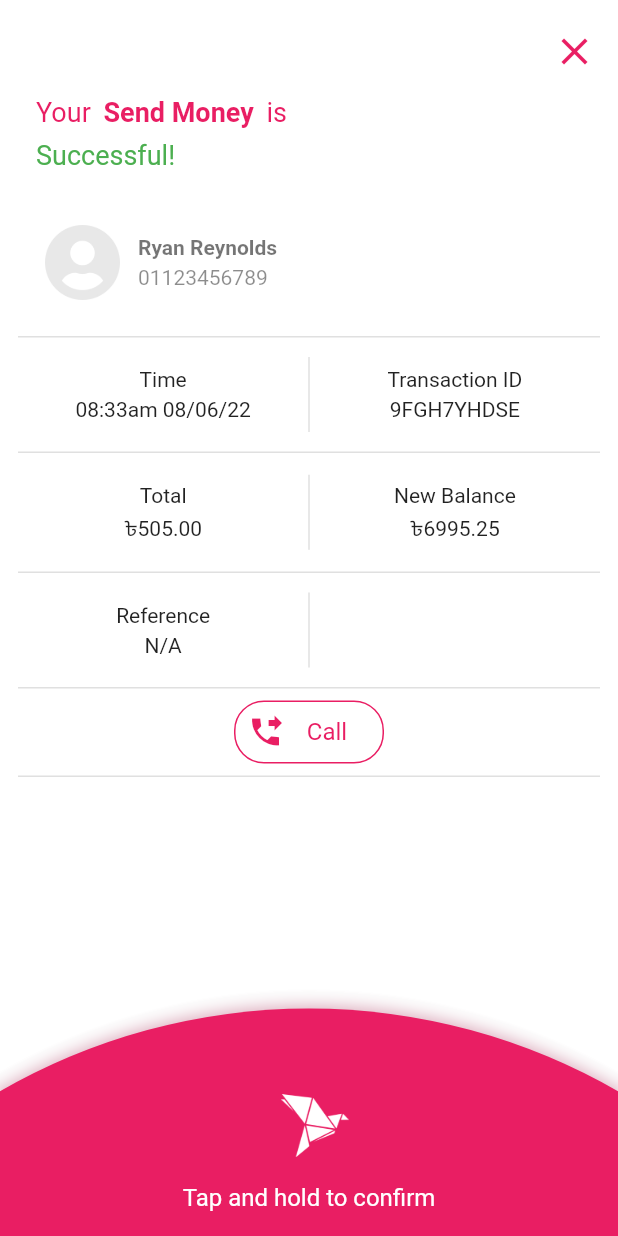
After one commit to evanemran/bKash_cLone, a Flutter app: the ConfirmationWidget screen opened directly, on a phone screen of 412 x 824 dp. The commit adds this screen. Run offline on Flutter 3.47's test engine with Material 2 defaults, Android fonts, the phone set to English and light mode, and no system bars; our stand-ins replace carousel_slider; missing offline and left inert: barcode_scan2.

Commit message:
confirmation ui updated

```diff
--- a/lib/styles/AppTheme.dart
+++ b/lib/styles/AppTheme.dart
@@ -66,9 +66,15 @@ class AppTheme{
   static final TextStyle dialogconfirmText =
   TextStyle(fontSize: 18.0,fontWeight:FontWeight.normal, color: Colors.pink,fontFamily: "Roboto");
 
+  static final TextStyle dialogconfirmTextGreen =
+  TextStyle(fontSize: 18.0,fontWeight:FontWeight.normal, color: Colors.green,fontFamily: "Roboto");
+
   static final TextStyle dialogconfirmTextBold =
   TextStyle(fontSize: 18.0,fontWeight:FontWeight.bold, color: Colors.pink,fontFamily: "Roboto");
 
   static final TextStyle sendFinalText =
   TextStyle(fontSize: 16.0,fontWeight:FontWeight.normal, color: Colors.white,fontFamily: "Roboto");
+
+  static final TextStyle callIconText =
+  TextStyle(fontSize: 16.0,fontWeight:FontWeight.normal, color: Colors.pink,fontFamily: "Roboto");
 }
--- /dev/null
+++ b/lib/widgets/confirmation_widget.dart
@@ -0,0 +1,139 @@
+import 'package:bkash/styles/AppTheme.dart';
+import 'package:flutter/cupertino.dart';
+import 'package:flutter/material.dart';
+
+import 'animated_button.dart';
+
+class ConfirmationWidget extends StatelessWidget {
+  const ConfirmationWidget({
+    Key? key,
+  }) : super(key: key);
+
+  @override
+  Widget build(BuildContext context) {
+    return Scaffold(
+      backgroundColor: Colors.white,
+      appBar: AppBar(
+        backgroundColor: Colors.white,
+        elevation: 0,
+        automaticallyImplyLeading: false,
+        actions: [
+          Padding(
+            padding: const EdgeInsets.only(top: 12.0, right: 12.0),
+            child: InkWell(onTap: () {Navigator.pop(context);}, child: SizedBox(
+                width: 34, height: 34, child: Icon(Icons.close_sharp, size: 30, color: Colors.pink,)),),
+          )
+        ],
+      ),
+      body: Column(children: [
+        Expanded(child: Container(
+          margin: EdgeInsets.fromLTRB(12, 0, 12, 0),
+          child: Column(children: [
+            Row(children: [Padding(padding: EdgeInsets.fromLTRB(12,8,4,4), child: Text("Your ", style: AppTheme.dialogconfirmText,),),
+              Padding(padding: EdgeInsets.fromLTRB(0,8,4,4), child: Text("Send Money ", style: AppTheme.dialogconfirmTextBold,),),
+              Expanded(child: Padding(padding: EdgeInsets.fromLTRB(0,8,12,4), child: Text("is", style: AppTheme.dialogconfirmText,),))],),
+
+            Row(children: [Expanded(child: Padding(padding: EdgeInsets.fromLTRB(12,4,12,24), child: Text("Successful!", style: AppTheme.dialogconfirmTextGreen,),))],),
+
+            Padding(padding: const EdgeInsets.fromLTRB(18, 12, 12, 24), child: Row(children: [
+              Image.asset("assets/user.png", height: 50, width: 50, fit: BoxFit.fitWidth,),
+              const SizedBox(width: 12,),
+              Expanded(child: Column(children: [
+                Row(children: [Expanded(child: Padding(padding: const EdgeInsets.fromLTRB(0, 2, 0, 2), child: Text("Ryan Reynolds", style: AppTheme.ntitleText, textAlign: TextAlign.start,),)),
+                ],),
+                Row(children: [Expanded(child: Padding(padding: const EdgeInsets.fromLTRB(0, 2, 0, 2), child: Text("01123456789", style: AppTheme.nbodyText, textAlign: TextAlign.start,),))],),
+              ],)),
+            ],),),
+
+            Container(color: Colors.black12, width: double.infinity, height: 1,),
+            Padding(padding: EdgeInsets.fromLTRB(0, 12, 0, 12), child: Row(children: [
+              Expanded(child: Padding(padding: EdgeInsets.all(8), child: Column(children: const [
+                Text('Time'), SizedBox(height: 4,), Text('08:33am 08/06/22')
+              ],),)),
+              Container(color: Colors.black12, width: 1, height: 50,),
+              Expanded(child: Padding(padding: EdgeInsets.all(8), child: Column(children: const [
+                Text('Transaction ID'), SizedBox(height: 4,),  Text('9FGH7YHDSE')
+              ],),)),
+            ],),),
+
+            Container(color: Colors.black12, width: double.infinity, height: 1,),
+            Padding(padding: EdgeInsets.fromLTRB(0, 12, 0, 12), child: Row(children: [
+              Expanded(child: Padding(padding: EdgeInsets.all(8), child: Column(children: const [
+                Text('Total'), SizedBox(height: 4,), Text('৳505.00')
+              ],),)),
+              Container(color: Colors.black12, width: 1, height: 50,),
+              Expanded(child: Padding(padding: EdgeInsets.all(8), child: Column(children: const [
+                Text('New Balance'), SizedBox(height: 4,),  Text('৳6995.25')
+              ],),)),
+            ],),),
+
+            Container(color: Colors.black12, width: double.infinity, height: 1,),
+            Padding(padding: EdgeInsets.fromLTRB(0, 12, 0, 12), child: Row(children: [
+              Expanded(child: Padding(padding: EdgeInsets.all(8), child: Column(children: const [
+                Text('Reference'), SizedBox(height: 4,), Text('N/A')
+              ],),)),
+              Container(color: Colors.black12, width: 1, height: 50,),
+              Expanded(child: Padding(padding: EdgeInsets.all(8), child: Column(children: const [
+                Text(' '), SizedBox(height: 4,),  Text('')
+              ],),)),
+            ],),),
+
+            Container(color: Colors.black12, width: double.infinity, height: 1,),
+
+            Container(
+              margin: EdgeInsets.all(8),
+              width: 100,
+            decoration: BoxDecoration(
+              border: Border.all(
+                color: Colors.pink
+              ),
+              borderRadius: BorderRadius.all(Radius.circular(20))
+            ),
+            child: Padding(padding: EdgeInsets.all(8), child: Row(children: [const Icon(Icons.phone_forwarded_sharp, color: Colors.pink,), Expanded(child: Text("Call", style: AppTheme.callIconText, textAlign: TextAlign.center,))],),),),
+
+            Container(color: Colors.black12, width: double.infinity, height: 1,),
+
+          ],),
+        )),
+        AnimatedButton(
+          onComplete: _onConfirmed,
+        )
+      ],),
+    );
+  }
+
+  void _onConfirmed() {
+    //Do your task whatever you want
+    //As an example, Let's show a dummy dialog
+    /*showDialog(
+        context: context,
+        builder: (context){
+          return Material(
+            type: MaterialType.transparency,
+            child: Center(
+              child: Container(
+                color: Colors.white,
+                padding: EdgeInsets.symmetric(horizontal: 32,vertical: 72),
+                margin: EdgeInsets.symmetric(horizontal: 32,vertical: 72),
+                child: Column(
+                  mainAxisSize: MainAxisSize.min,
+                  children: [
+                    Icon(Icons.check,color:Colors.green,size: 96,),
+                    Center(
+                      child: Text(
+                        "Success",
+                        style: TextStyle(
+                          color: Colors.green,
+                          fontSize: 24,
+                        ),
+                      ),
+                    )
+                  ],
+                ),
+              ),
+            ),
+          );
+        }
+    );*/
+  }
+}
--- a/lib/widgets/dialog_widget.dart
+++ b/lib/widgets/dialog_widget.dart
@@ -1,4 +1,5 @@
 import 'package:bkash/styles/AppTheme.dart';
+import 'package:bkash/widgets/confirmation_widget.dart';
 import 'package:flutter/cupertino.dart';
 import 'package:flutter/material.dart';
 
@@ -69,44 +70,26 @@ class DialogWidget extends StatelessWidget {
           ],),
         )),
         AnimatedButton(
-          onComplete: _onConfirmed,
+          // onComplete: _onConfirmed(context),
+          onComplete: () {
+            showDialog(context: context,
+                /*builder: (context) => DialogAnim()*/
+                builder: (context) => const Dialog(
+                  insetPadding: EdgeInsets.all(20),
+                  child: ConfirmationWidget(),
+                ));
+          },
         )
       ],),
     );
   }
 
-  void _onConfirmed() {
-    //Do your task whatever you want
-    //As an example, Let's show a dummy dialog
-    /*showDialog(
-        context: context,
-        builder: (context){
-          return Material(
-            type: MaterialType.transparency,
-            child: Center(
-              child: Container(
-                color: Colors.white,
-                padding: EdgeInsets.symmetric(horizontal: 32,vertical: 72),
-                margin: EdgeInsets.symmetric(horizontal: 32,vertical: 72),
-                child: Column(
-                  mainAxisSize: MainAxisSize.min,
-                  children: [
-                    Icon(Icons.check,color:Colors.green,size: 96,),
-                    Center(
-                      child: Text(
-                        "Success",
-                        style: TextStyle(
-                          color: Colors.green,
-                          fontSize: 24,
-                        ),
-                      ),
-                    )
-                  ],
-                ),
-              ),
-            ),
-          );
-        }
-    );*/
+  _onConfirmed(BuildContext context) {
+    showDialog(context: context,
+        /*builder: (context) => DialogAnim()*/
+        builder: (context) => const Dialog(
+          insetPadding: EdgeInsets.all(20),
+          child: ConfirmationWidget(),
+        ));
   }
 }
```
Also changed, not shown: assets/success.png (added), pubspec.lock.
